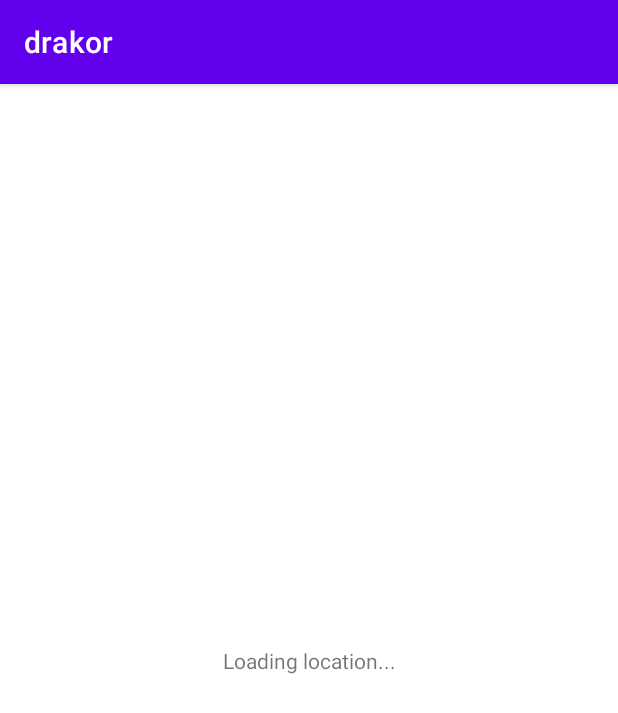
After one commit to Sopianna082/24001116-synrgy7-sop-drakor-ch3, an Android app: the LocationActivity screen opened directly, with no data from a screen before it, on a phone screen of 412 x 824 dp. The commit adds this screen. Shown: the top 713 px of the screen. Run offline under Robolectric (Android 15) with nearby library versions, the phone set to English and light mode, and no system bars.

Commit message:
Android Permission

```diff
--- a/app/src/main/AndroidManifest.xml
+++ b/app/src/main/AndroidManifest.xml
@@ -32,6 +32,8 @@
         <activity android:name=".activity.designpatternmvvm.view.LoginActivity" android:label="Login Activity"/>
         <activity android:name=".activity.designpatternmvvm.view.RegisterActivity" android:label="Register Activity" />
         <activity android:name=".activity.user.UserActivity" android:label="User Activity" />
+        <activity android:name=".activity.home.ImageLoaderActivity" />
+        <activity android:name=".activity.home.LocationActivity" />
     </application>
 
 
@@ -41,6 +43,7 @@
     <uses-feature android:name="android.hardware.camera" />
     <uses-feature android:name="android.hardware.camera.autofocus" />
 
-
+<!--    Izin untuk akses lokasi-->
+    <uses-permission android:name="android.permission.ACCESS_FINE_LOCATION" />
 
 </manifest>
--- /dev/null
+++ b/app/src/main/java/com/belajar/drakor/activity/home/LocationActivity.kt
@@ -0,0 +1,59 @@
+package com.belajar.drakor.activity.home
+
+import android.Manifest
+import android.content.pm.PackageManager
+import android.os.Bundle
+import android.widget.Toast
+import androidx.activity.result.contract.ActivityResultContracts
+import androidx.appcompat.app.AppCompatActivity
+import androidx.core.content.ContextCompat
+import com.belajar.drakor.R
+import com.google.android.gms.location.FusedLocationProviderClient
+import com.google.android.gms.location.LocationServices
+
+class LocationActivity : AppCompatActivity() {
+
+    private lateinit var fusedLocationClient: FusedLocationProviderClient
+
+    override fun onCreate(savedInstanceState: Bundle?) {
+        super.onCreate(savedInstanceState)
+        setContentView(R.layout.activity_location)
+
+        fusedLocationClient = LocationServices.getFusedLocationProviderClient(this)
+
+        checkLocationPermission()
+    }
+
+    private fun checkLocationPermission() {
+        if (ContextCompat.checkSelfPermission(this, Manifest.permission.ACCESS_FINE_LOCATION)
+            != PackageManager.PERMISSION_GRANTED) {
+            requestPermissionLauncher.launch(Manifest.permission.ACCESS_FINE_LOCATION)
+        } else {
+            getLocation()
+        }
+    }
+
+    private val requestPermissionLauncher = registerForActivityResult(
+        ActivityResultContracts.RequestPermission()
+    ) { isGranted: Boolean ->
+        if (isGranted) {
+            getLocation()
+        } else {
+            Toast.makeText(this, "Permission denied", Toast.LENGTH_SHORT).show()
+        }
+    }
+
+    private fun getLocation() {
+        if (ContextCompat.checkSelfPermission(this, Manifest.permission.ACCESS_FINE_LOCATION)
+            != PackageManager.PERMISSION_GRANTED) {
+            return
+        }
+        fusedLocationClient.lastLocation
+            .addOnSuccessListener { location ->
+                location?.let {
+                    val locationText = "Latitude: ${it.latitude}, Longitude: ${it.longitude}"
+                    Toast.makeText(this, locationText, Toast.LENGTH_LONG).show()
+                }
+            }
+    }
+}
--- /dev/null
+++ b/app/src/main/res/layout/activity_location.xml
@@ -0,0 +1,17 @@
+<?xml version="1.0" encoding="utf-8"?>
+<androidx.constraintlayout.widget.ConstraintLayout xmlns:android="http://schemas.android.com/apk/res/android"
+    xmlns:app="http://schemas.android.com/apk/res-auto"
+    xmlns:tools="http://schemas.android.com/tools"
+    android:layout_width="match_parent"
+    android:layout_height="match_parent"
+    tools:context=".activity.home.LocationActivity">
+
+    <TextView
+        android:layout_width="wrap_content"
+        android:layout_height="wrap_content"
+        android:text="Loading location..."
+        app:layout_constraintBottom_toBottomOf="parent"
+        app:layout_constraintLeft_toLeftOf="parent"
+        app:layout_constraintRight_toRightOf="parent"
+        app:layout_constraintTop_toTopOf="parent" />
+</androidx.constraintlayout.widget.ConstraintLayout>
--- a/build.gradle
+++ b/build.gradle
@@ -1,7 +1,7 @@
 // Top-level build file where you can add configuration options common to all sub-projects/modules.
 plugins {
-    id 'com.android.application' version '7.3.1' apply false
-    id 'com.android.library' version '7.3.1' apply false
+    id 'com.android.application' version '8.4.0' apply false
+    id 'com.android.library' version '8.4.0' apply false
     id 'org.jetbrains.kotlin.android' version '1.9.22' apply false // Update versi Kotlin
 }
 
--- a/gradle.properties
+++ b/gradle.properties
@@ -23,3 +23,5 @@ kotlin.code.style=official
 android.nonTransitiveRClass=true
 
 android.suppressUnsupportedCompileSdk=34
+android.defaults.buildfeatures.buildconfig=true
+android.nonFinalResIds=false
```
Also changed, not shown: app/build.gradle (+8 -0 lines), app/src/main/java/com/belajar/drakor/activity/home/ImageLoaderActivity.kt (added, +24 -0 lines), app/src/main/java/com/belajar/drakor/activity/main/MainActivity.kt (+12 -0 lines), app/src/main/res/layout/activity_image_loader.xml (added, +23 -0 lines), app/src/main/res/layout/activity_main.xml (+31 -0 lines), gradle/wrapper/gradle-wrapper.properties.
